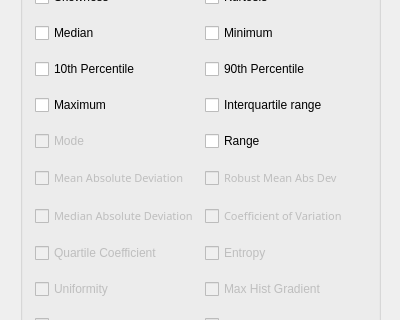
Above: platform/popup_Histogram.ui from Jiwon-Hwang/Radiomics-Feature-Extraction before the change; both pictures show x 0 to 400 and y 119 to 439 of the 400 by 680 pixel window. Below: the same form after it.
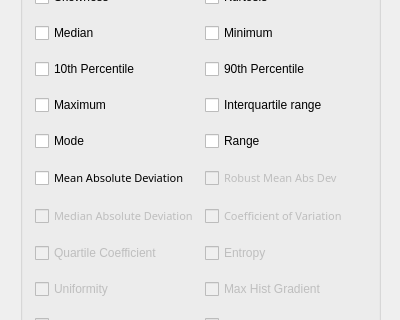
That is the form after the change.

The edit to the form file:
```diff
--- a/platform/popup_Histogram.ui
+++ b/platform/popup_Histogram.ui
@@ -282,7 +282,7 @@
     <item row="7" column="0">
      <widget class="QCheckBox" name="checkBox_Mode">
       <property name="enabled">
-       <bool>false</bool>
+       <bool>true</bool>
       </property>
       <property name="autoFillBackground">
        <bool>false</bool>
@@ -457,7 +457,7 @@
     <item row="8" column="0">
      <widget class="QCheckBox" name="checkBox_MeanAbsDev">
       <property name="enabled">
-       <bool>false</bool>
+       <bool>true</bool>
       </property>
       <property name="font">
        <font>
```
